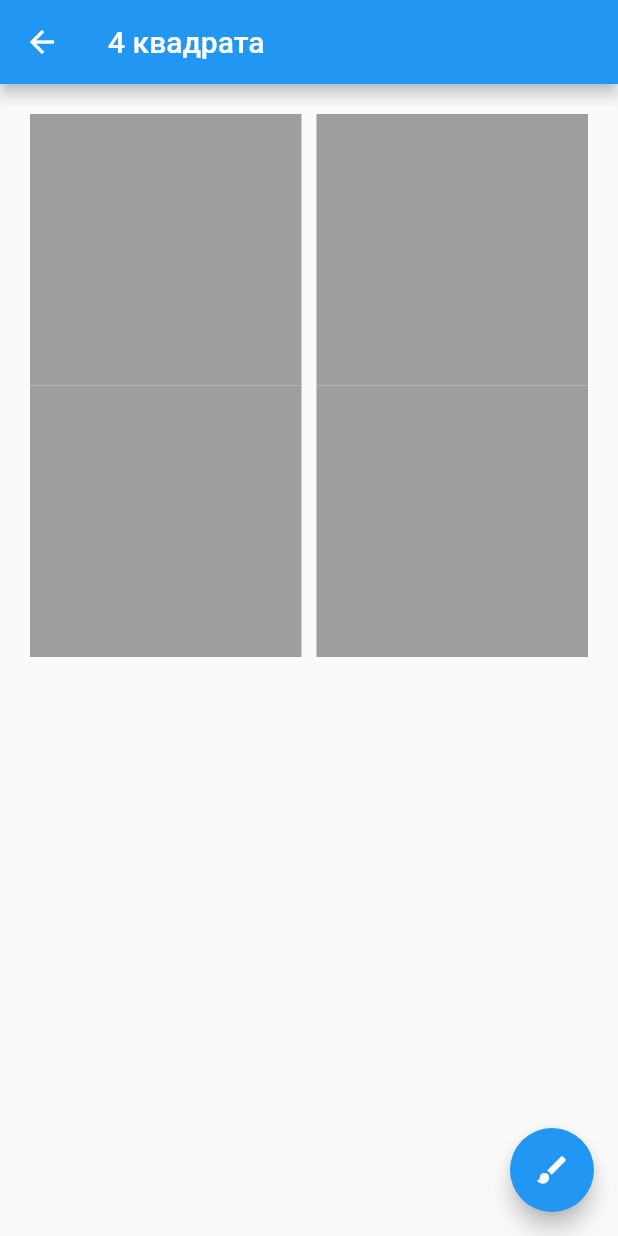
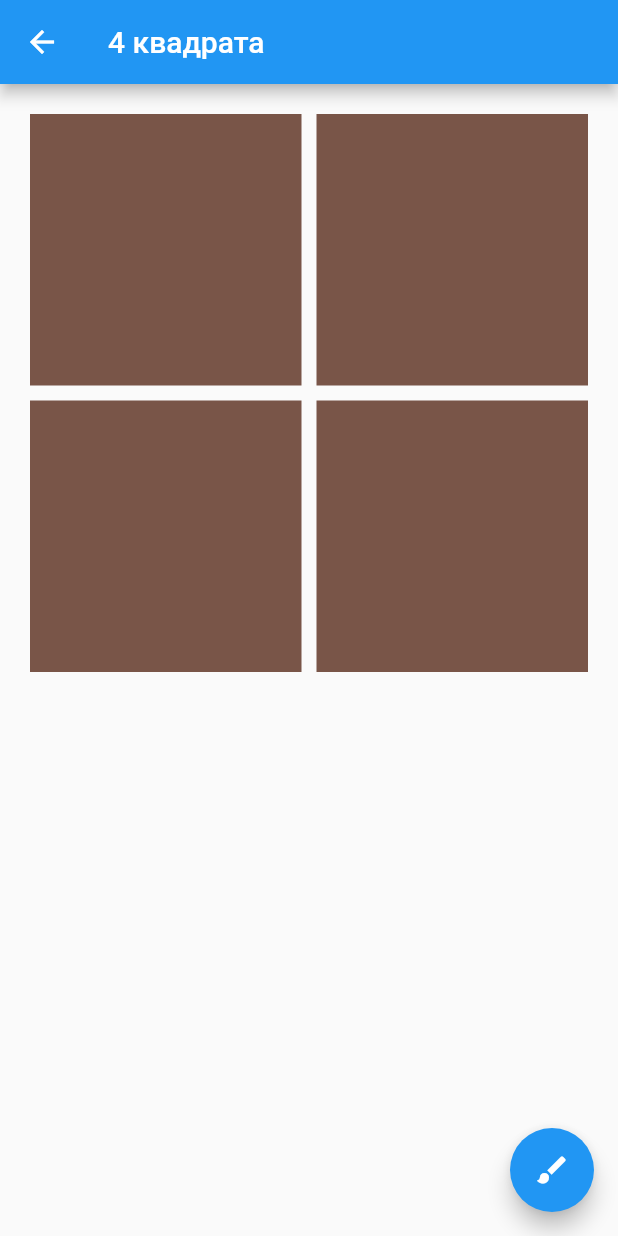
Before and after one commit to AppleJul/flutter_test_app, a Flutter app: the GridViewWidget screen opened directly, on a phone screen of 412 x 824 dp. Run offline on Flutter 3.47's test engine with Material 2 defaults, Android fonts, the phone set to English and light mode, and no system bars.

Commit message:
Изменение цвета по кнопке

```diff
--- a/lib/screens/four_squares.dart
+++ b/lib/screens/four_squares.dart
@@ -1,7 +1,13 @@
+import 'dart:math';
 import 'package:flutter/material.dart';
 import 'package:flutter/cupertino.dart';
 
-class GridViewWidget extends StatelessWidget {
+class GridViewWidget extends StatefulWidget {
+  @override
+  State<GridViewWidget> createState() => _GridViewWidgetState();
+}
+
+class _GridViewWidgetState extends State<GridViewWidget> {
   @override
   Widget build(BuildContext context) {
     return Scaffold(
@@ -9,25 +15,20 @@ class GridViewWidget extends StatelessWidget {
         title: Text("4 квадрата"),
       ),
       body: GridView.count(crossAxisCount: 2,
-      primary: false,
-      padding: const EdgeInsets.all(20.0),
-      crossAxisSpacing: 10.0,
-      children: <Widget>[
-        Container(
-          color: Colors.grey
-        ),
-        Container(
-            color: Colors.grey
-        ),
-        Container(
-            color: Colors.grey
-        ),
-        Container(
-            color: Colors.grey
-        ),
-      ]),
+          primary: false,
+          padding: const EdgeInsets.all(20.0),
+          crossAxisSpacing: 10.0, mainAxisSpacing: 10.0,
+          children: <Widget>[
+            _ChangeColor(),
+            _ChangeColor(),
+            _ChangeColor(),
+            _ChangeColor(),
+          ]),
       floatingActionButton: FloatingActionButton(
         onPressed: () {
+          setState(() {
+
+          });
           // Add your onPressed code here!
         },
         backgroundColor: Colors.blue,
@@ -36,3 +37,19 @@ class GridViewWidget extends StatelessWidget {
     );
   }
 }
+
+class _ChangeColor extends StatelessWidget {
+  _ChangeColor({
+    Key? key,
+  }) : super(key: key);
+
+
+  @override
+  Widget build(BuildContext context) {
+    return Container(
+        width: 150,
+        height: 150,
+        color: Colors.primaries[Random().nextInt(Colors.primaries.length)],
+    );
+  }
+}
--- a/lib/screens/main_menu.dart
+++ b/lib/screens/main_menu.dart
@@ -1,7 +1,5 @@
 import 'package:flutter/material.dart';
-
 import 'four_squares.dart';
-
 
 class MyStatefulWidget extends StatefulWidget {
 
--- a/pubspec.yaml
+++ b/pubspec.yaml
@@ -29,6 +29,8 @@ environment:
 dependencies:
   flutter:
     sdk: flutter
+  flutter_randomcolor: ^1.0.12
+
 
 
   # The following adds the Cupertino Icons font to your application.
```
Also changed, not shown: pubspec.lock.
